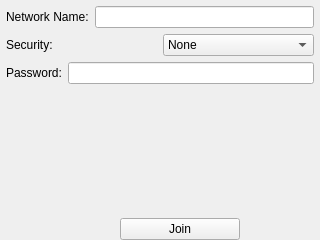
Before: the Qt Designer form ui/OtherNetworkWidget.ui in kipr/botui, drawn with Qt 5.
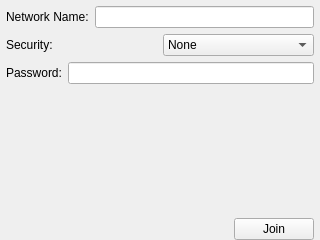
After: the same form once the commit is applied. Icons and pictures are not drawn. Custom widgets are drawn as their Qt base class.

Commit message: Made the Join button right justified

Patch:
```diff
--- a/ui/OtherNetworkWidget.ui
+++ b/ui/OtherNetworkWidget.ui
@@ -103,7 +103,7 @@
     </spacer>
    </item>
    <item>
-    <layout class="QHBoxLayout" name="horizontalLayout_4">
+    <layout class="QHBoxLayout" name="horizontalLayout_4" stretch="1,0">
      <item>
       <spacer name="horizontalSpacer">
        <property name="orientation">
```
